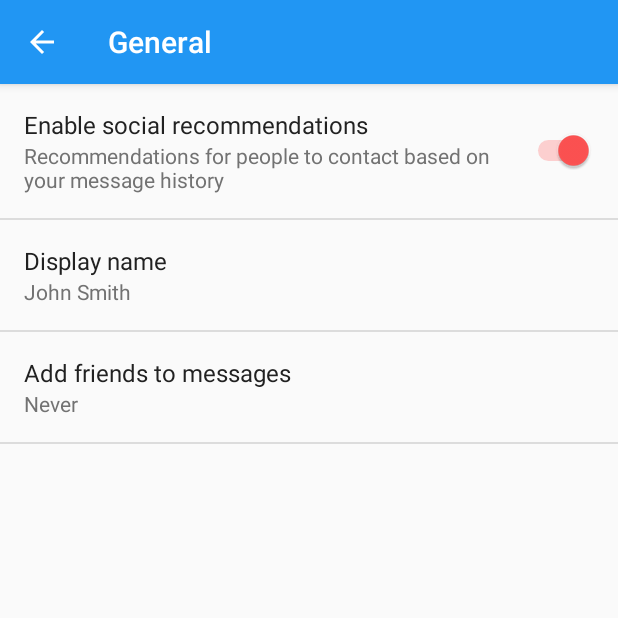
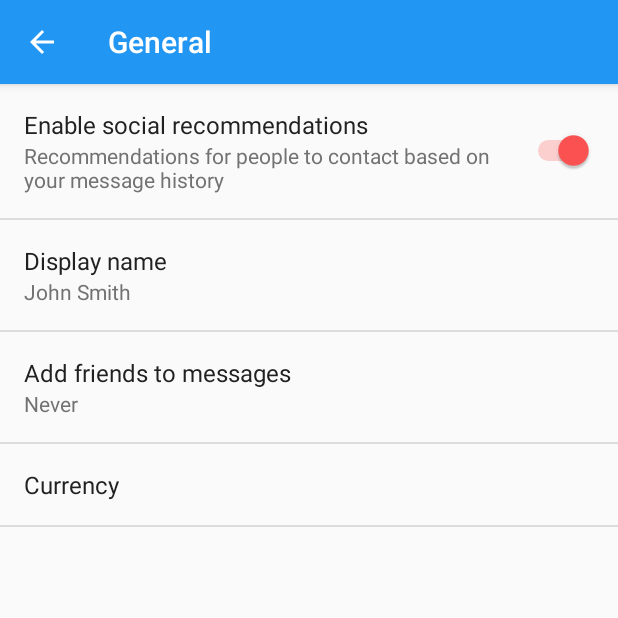
Before and after one commit to arranf/LowScore, an Android app: the SettingsActivity screen opened directly, with no data from a screen before it, after a tap on "General", on a phone screen of 412 x 824 dp, the top half of it. Run offline under Robolectric (Android 15) with nearby library versions, the phone set to English and light mode, and no system bars.

Commit message:
Added "Currency" ListPreference to Settings

```diff
--- a/app/src/main/res/values/strings.xml
+++ b/app/src/main/res/values/strings.xml
@@ -37,6 +37,18 @@
         <item>-1</item>
     </string-array>
 
+    <string name="pref_title_currency">Currency</string>
+    <string-array name="pref_currency_list_titles">
+        <item>EUR (€)</item>
+        <item>GBR (£)</item>
+        <item>USD ($)</item>
+    </string-array>
+    <string-array name="pref_currency_list_values">
+        <item>EUR</item>
+        <item>GBR</item>
+        <item>USD</item>
+    </string-array>
+
     <!-- Settings: Notifications -->
     <string name="pref_header_notifications">Notifications</string>
 
--- a/app/src/main/res/xml/pref_general.xml
+++ b/app/src/main/res/xml/pref_general.xml
@@ -30,4 +30,12 @@
         android:positiveButtonText="@null"
         android:title="@string/pref_title_add_friends_to_messages" />
 
+    <ListPreference
+        android:defaultValue="GBP"
+        android:entries="@array/pref_currency_list_titles"
+        android:entryValues="@array/pref_currency_list_values"
+        android:key="currency_list"
+        android:title="@string/pref_title_currency" />
+
+
 </PreferenceScreen>
```
